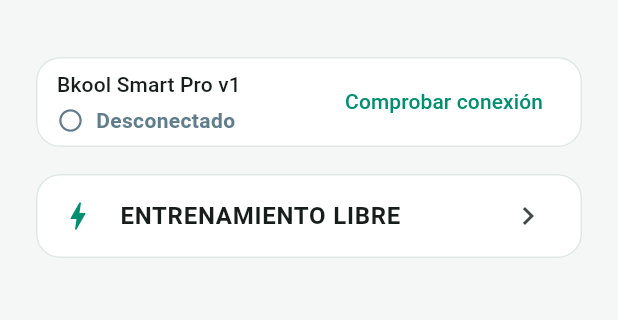
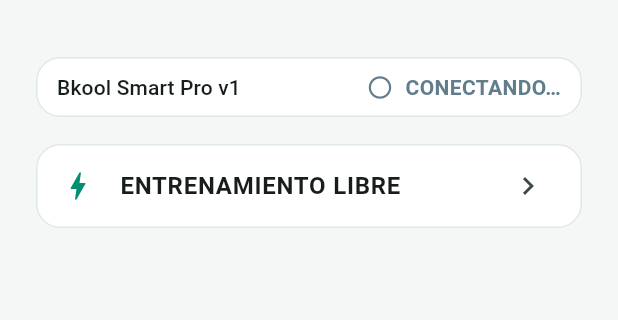
Before and after one commit to mapctak/openbkool, a Flutter app: the screen it shows after launch, on a phone screen of 412 x 824 dp, the part 63-383 px from its top. Run offline on Flutter 3.47's test engine with Material 3 defaults, Android fonts, the phone set to English and light mode, and no system bars; our stand-ins replace flutter_blue_plus.

Commit message:
Connect automatically to the saved ANT trainer from Home

```diff
--- a/lib/app_home.dart
+++ b/lib/app_home.dart
@@ -26,49 +26,127 @@ class OpenBkoolShell extends StatefulWidget {
   State<OpenBkoolShell> createState() => _OpenBkoolShellState();
 }
 
-class _OpenBkoolShellState extends State<OpenBkoolShell> {
+class _OpenBkoolShellState extends State<OpenBkoolShell>
+    with WidgetsBindingObserver {
   late final session = widget.session ?? TrainerSession();
   bool advanced = false, visited = false;
+  bool initialized = false;
+  Timer? connectionRetry;
+
   @override
   void initState() {
     super.initState();
-    unawaited(session.restore());
-    if (widget.session == null) {
-      unawaited(restoreActiveTraining());
-    }
+    WidgetsBinding.instance.addObserver(this);
+    session.addListener(scheduleConnectionRetry);
+    unawaited(restoreConnection());
   }
 
-  Future<void> restoreActiveTraining() async {
-    try {
-      await session.training.attachToTraining();
-      if (mounted &&
-          session.training.running &&
-          !session.checkRunning &&
-          ModalRoute.of(context)?.isCurrent == true) {
-        openTraining();
+  Future<void> restoreConnection() async {
+    await session.restore();
+    if (!mounted) return;
+    if (widget.session == null) {
+      try {
+        await session.training.attachToTraining();
+      } catch (_) {
+        // The connection attempt reports transport errors through the controller.
       }
-    } catch (_) {
-      // Starting a workout still reports channel errors through its normal UI.
+    }
+    if (!mounted) return;
+    initialized = true;
+    if (session.training.running && ModalRoute.of(context)?.isCurrent == true) {
+      if (widget.session == null) unawaited(openTraining());
+      return;
+    }
+    connectFromHome();
+  }
+
+  bool get canConnectFromHome {
+    final lifecycle = WidgetsBinding.instance.lifecycleState;
+    return mounted &&
+        initialized &&
+        !advanced &&
+        (lifecycle == null || lifecycle == AppLifecycleState.resumed) &&
+        ModalRoute.of(context)?.isCurrent == true &&
+        !session.loading &&
+        !session.locked &&
+        !session.readOnly &&
+        session.preferenceError == null &&
+        session.connection != TrainerConnection.connecting;
+  }
+
+  void connectFromHome() {
+    if (!canConnectFromHome ||
+        session.training.snapshot['clientErrorCode'] ==
+            'training_service_blocked' ||
+        session.training.snapshot['status'] == 'cleanup_failed') {
+      return;
+    }
+    connectionRetry?.cancel();
+    connectionRetry = null;
+    unawaited(session.connect(checkOnly: true));
+  }
+
+  void scheduleConnectionRetry() {
+    if (!canConnectFromHome || connectionRetry != null) return;
+    final report = session.training.snapshot;
+    if (!const {
+      'check_timeout',
+      'radio_search_timeout',
+      'disconnected',
+      'disconnect_trainer',
+      'connection_idle_timeout',
+      'channel_death',
+      'channel_closed',
+      'radio_service_disconnected',
+    }.contains(report['status'])) {
+      return;
+    }
+    connectionRetry = Timer(const Duration(seconds: 15), () {
+      connectionRetry = null;
+      connectFromHome();
+    });
+  }
+
+  @override
+  void didChangeAppLifecycleState(AppLifecycleState state) {
+    if (state == AppLifecycleState.resumed) {
+      if (connectionRetry == null) connectFromHome();
+    } else {
+      connectionRetry?.cancel();
+      connectionRetry = null;
     }
   }
 
   @override
   void dispose() {
+    connectionRetry?.cancel();
+    WidgetsBinding.instance.removeObserver(this);
+    session.removeListener(scheduleConnectionRetry);
     if (widget.session == null) session.dispose();
     super.dispose();
   }
 
-  void showAdvanced() {
+  Future<void> showAdvanced() async {
     setState(() {
       visited = true;
       advanced = true;
     });
+    if (session.readOnly ||
+        (session.training.commandBusy && !session.training.running)) {
+      await session.disconnect();
+    }
   }
 
-  void openTraining() {
-    Navigator.of(context).push<void>(
+  void closeAdvanced() {
+    setState(() => advanced = false);
+    connectFromHome();
+  }
+
+  Future<void> openTraining() async {
+    await Navigator.of(context).push<void>(
       MaterialPageRoute(builder: (_) => TrainingPage(session: session)),
     );
+    connectFromHome();
   }
 
   Future<void> chooseTrainer() async {
@@ -77,8 +155,8 @@ class _OpenBkoolShellState extends State<OpenBkoolShell> {
     );
   }
 
-  void openSettings() {
-    Navigator.of(context).push<void>(
+  Future<void> openSettings() async {
+    await Navigator.of(context).push<void>(
       MaterialPageRoute(
         builder: (context) => Scaffold(
           appBar: AppBar(title: const Text('Ajustes')),
@@ -102,7 +180,7 @@ class _OpenBkoolShellState extends State<OpenBkoolShell> {
                 trailing: const Icon(Icons.chevron_right),
                 onTap: () {
                   Navigator.pop(context);
-                  showAdvanced();
+                  unawaited(showAdvanced());
                 },
               ),
             ],
@@ -110,6 +188,7 @@ class _OpenBkoolShellState extends State<OpenBkoolShell> {
         ),
       ),
     );
+    connectFromHome();
   }
 
   @override
@@ -118,7 +197,7 @@ class _OpenBkoolShellState extends State<OpenBkoolShell> {
     builder: (context, _) => PopScope(
       canPop: !advanced,
       onPopInvokedWithResult: (didPop, _) {
-        if (!didPop) setState(() => advanced = false);
+        if (!didPop) closeAdvanced();
       },
       child: IndexedStack(
         index: advanced ? 1 : 0,
@@ -142,58 +221,22 @@ class _OpenBkoolShellState extends State<OpenBkoolShell> {
                     child: Padding(
                       padding: const EdgeInsets.symmetric(
                         horizontal: 14,
-                        vertical: 6,
+                        vertical: 10,
                       ),
                       child: Row(
                         children: [
                           Expanded(
-                            child: Column(
-                              crossAxisAlignment: CrossAxisAlignment.start,
-                              children: [
-                                Text(
-                                  session.selected.name,
-                                  style: Theme.of(context).textTheme.titleSmall,
-                                ),
-                                const SizedBox(height: 4),
-                                ConnectionBadge(state: session.connection),
-                              ],
+                            child: Text(
+                              session.selected.name,
+                              style: Theme.of(context).textTheme.titleSmall,
                             ),
                           ),
-                          ConstrainedBox(
-                            constraints: const BoxConstraints(maxWidth: 156),
-                            child: TextButton(
-                              onPressed: session.training.manualStopping
-                                  ? null
-                                  : session.checkRunning
-                                  ? () => session.disconnect(cancelCheck: true)
-                                  : session.loading ||
-                                        session.locked ||
-                                        session.preferenceError != null
-                                  ? null
-                                  : session.readOnly
-                                  ? session.disconnect
-                                  : () => session.connect(checkOnly: true),
-                              child: FittedBox(
-                                fit: BoxFit.scaleDown,
-                                child: Text(
-                                  session.checkRunning
-                                      ? 'Cancelar'
-                                      : session.readOnly
-                                      ? 'Desconectar'
-                                      : 'Comprobar conexión',
-                                ),
-                              ),
-                            ),
-                          ),
+                          const SizedBox(width: 8),
+                          ConnectionBadge(state: session.connection),
                         ],
                       ),
                     ),
                   ),
-                  if (session.checkFeedback case final feedback?)
-                    Padding(
-                      padding: const EdgeInsets.fromLTRB(14, 4, 14, 0),
-                      child: Semantics(liveRegion: true, child: Text(feedback)),
-                    ),
                   if (session.loading) const LinearProgressIndicator(),
                   if (session.preferenceError != null)
                     const Text('No se pudo leer el rodillo guardado.'),
@@ -216,10 +259,7 @@ class _OpenBkoolShellState extends State<OpenBkoolShell> {
             ),
           ),
           if (visited)
-            widget.advancedBuilder(
-              session,
-              () => setState(() => advanced = false),
-            )
+            widget.advancedBuilder(session, closeAdvanced)
           else
             const SizedBox.shrink(),
         ],
@@ -235,9 +275,12 @@ class ConnectionBadge extends StatelessWidget {
   Widget build(BuildContext context) {
     final color = state == TrainerConnection.connected
         ? emerald
-        : state == TrainerConnection.error
-        ? Theme.of(context).colorScheme.error
         : Colors.blueGrey;
+    final label = switch (state) {
+      TrainerConnection.connected => 'CONECTADO',
+      TrainerConnection.connecting => 'CONECTANDO…',
+      _ => 'DESCONECTADO',
+    };
     return Semantics(
       liveRegion: true,
       child: Row(
@@ -246,8 +289,6 @@ class ConnectionBadge extends StatelessWidget {
           Icon(
             state == TrainerConnection.connected
                 ? Icons.check_circle
-                : state == TrainerConnection.error
-                ? Icons.error_outline
                 : Icons.circle_outlined,
             size: 18,
             color: color,
@@ -255,7 +296,7 @@ class ConnectionBadge extends StatelessWidget {
           const SizedBox(width: 8),
           Flexible(
             child: Text(
-              connectionLabel(state),
+              label,
               style: TextStyle(color: color, fontWeight: FontWeight.w600),
             ),
           ),
--- a/lib/trainer_session.dart
+++ b/lib/trainer_session.dart
@@ -88,7 +88,8 @@ TrainerConnection connectionFor(Map<String, Object?> r, SavedTrainer selected) {
       return TrainerConnection.disconnected;
     }
     return switch (state) {
-      'read_only' || 'training' => TrainerConnection.connected,
+      'read_only' || 'training' when r['trainingServiceActive'] == true =>
+        TrainerConnection.connected,
       'stopping' => TrainerConnection.disconnecting,
       'connecting' => TrainerConnection.connecting,
       'error' => TrainerConnection.error,
@@ -135,14 +136,6 @@ TrainerConnection connectionFor(Map<String, Object?> r, SavedTrainer selected) {
   return TrainerConnection.disconnected;
 }
 
-String connectionLabel(TrainerConnection c) => switch (c) {
-  TrainerConnection.disconnected => 'Desconectado',
-  TrainerConnection.connecting => 'Conectando',
-  TrainerConnection.connected => 'Conectado',
-  TrainerConnection.disconnecting => 'Desconectando',
-  TrainerConnection.error => 'Error de conexión',
-};
-
 class TrainerSession extends ChangeNotifier {
   TrainerSession({
     AntTrainerSearchController? training,
@@ -162,36 +155,14 @@ class TrainerSession extends ChangeNotifier {
   SavedTrainer selected = SavedTrainer.known;
   bool loading = true, saving = false, _disposed = false;
   bool _connecting = false;
-  bool _startingCheck = false;
   bool get readOnly =>
       training.snapshot['connectionOnly'] == true &&
       training.snapshot['trainingServiceActive'] == true;
 
-  bool get checkRunning =>
-      _startingCheck ||
-      (readOnly && training.snapshot['antConnectionState'] == 'connecting') ||
-      (training.running &&
-          training.snapshot['mode'] == 'training_connection_check');
-
-  Future<void> disconnect({bool cancelCheck = false}) => training.stop(
-    reason: cancelCheck ? 'cancel_check' : 'disconnect_trainer',
+  Future<void> disconnect() => training.stop(
+    reason: 'disconnect_trainer',
     expectedId: training.snapshot['connectionActionId'] as String?,
   );
-
-  String? get checkFeedback {
-    final report = training.snapshot;
-    if (checkRunning || report['mode'] != 'training_connection_check') {
-      return null;
-    }
-    return switch (report['status']) {
-      'check_verified' => 'Rodillo verificado. Comprobación finalizada.',
-      'user_finish' || 'cancel_check' => 'Comprobación cancelada.',
-      'check_wrong_model' => 'El rodillo no coincide con el Smart Pro v1.',
-      _ when connection == TrainerConnection.error =>
-        'No se pudo verificar el rodillo. Revisa ANT y los permisos.',
-      _ => null,
-    };
-  }
 
   String? preferenceError;
   int _selectionRevision = 0;
@@ -248,7 +219,6 @@ class TrainerSession extends ChangeNotifier {
   Future<void> connect({bool checkOnly = false}) async {
     if (loading || locked) return;
     _connecting = true;
-    _startingCheck = checkOnly;
     _notify();
     try {
       await training.start(
@@ -257,7 +227,6 @@ class TrainerSession extends ChangeNotifier {
       );
     } finally {
       _connecting = false;
-      _startingCheck = false;
       _notify();
     }
   }
--- a/pubspec.yaml
+++ b/pubspec.yaml
@@ -16,7 +16,7 @@ publish_to: 'none' # Remove this line if you wish to publish to pub.dev
 # https://developer.apple.com/library/archive/documentation/General/Reference/InfoPlistKeyReference/Articles/CoreFoundationKeys.html
 # In Windows, build-name is used as the major, minor, and patch parts
 # of the product and file versions while build-number is used as the build suffix.
-version: 1.7.5+29
+version: 1.7.6+30
 
 environment:
   sdk: ^3.13.7
```
Also changed, not shown: 2 other files.
